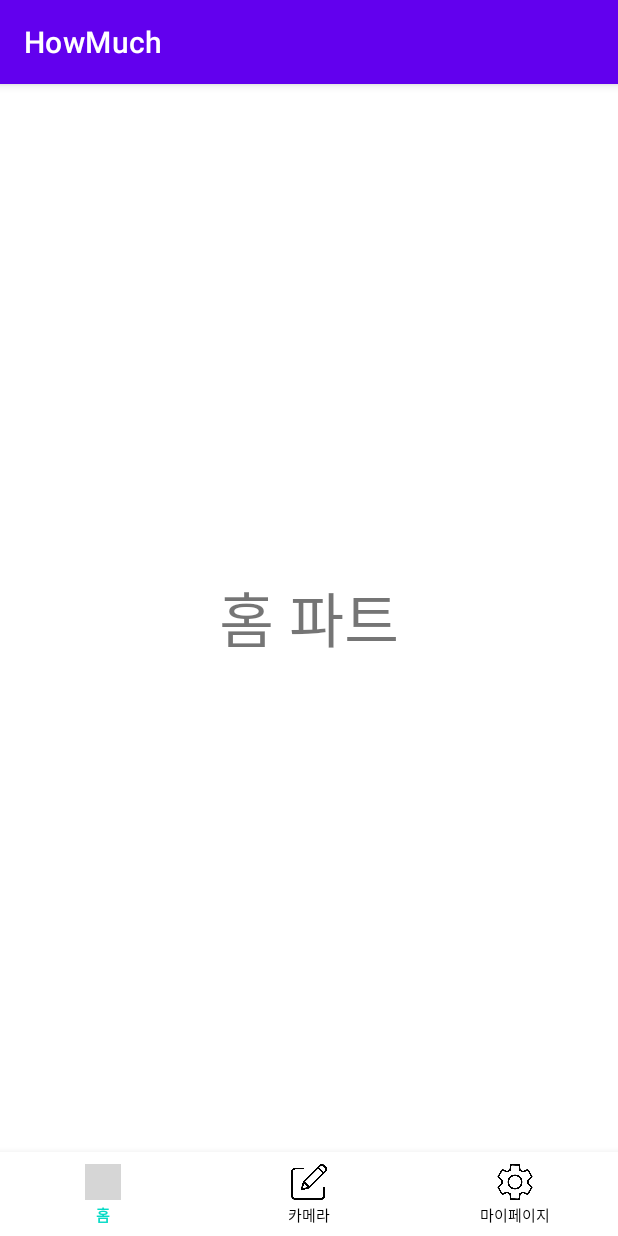
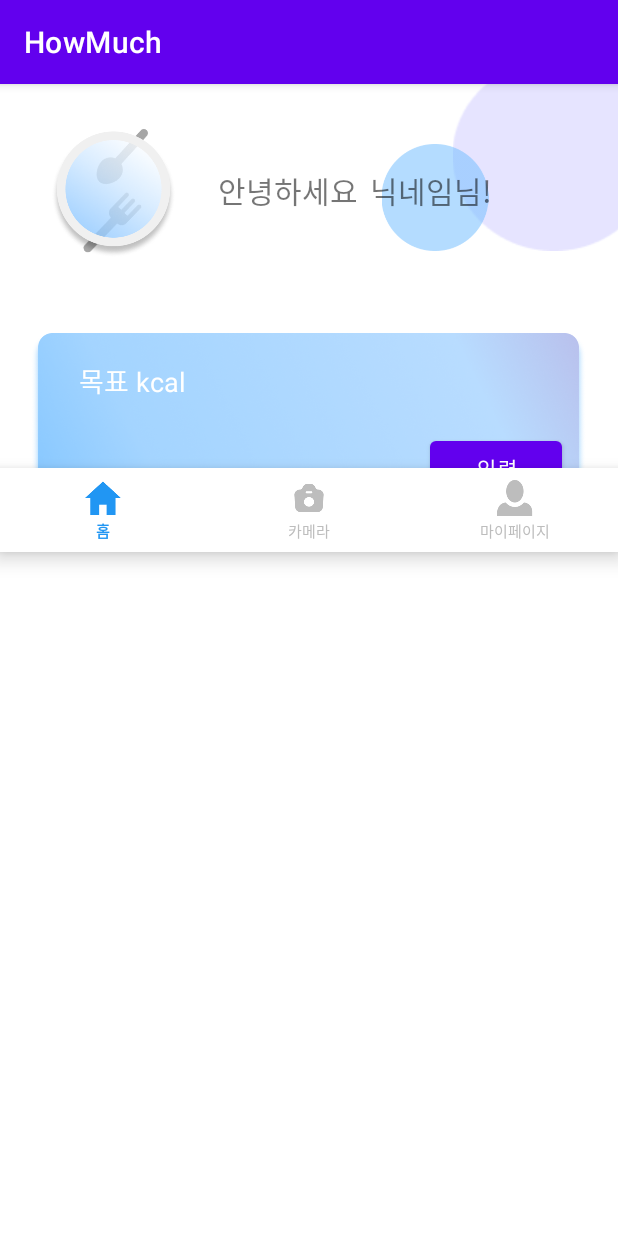
Before and after one commit to 0dahye0/HowMuch, an Android app: the fragment HomeFragment_Main placed in its activity, on a phone screen of 412 x 824 dp. Run offline under Robolectric (Android 15) with nearby library versions, the phone set to English and light mode, and no system bars; 1 statement that could not run was skipped; grey boxes are pictures that could not be loaded.

Commit message:
화면 구성 쫌쫌따리

```diff
--- a/app/src/main/res/drawable-v24/navigation_selected_color.xml
+++ b/app/src/main/res/drawable-v24/navigation_selected_color.xml
@@ -1,6 +1,6 @@
 <?xml version="1.0" encoding="utf-8"?>
 <selector xmlns:android="http://schemas.android.com/apk/res/android">
-    <item android:color="@color/teal_200" android:state_checked="true" />
-    <item android:color="@color/black" android:state_checked="false" />
+    <item android:color="#2196F3" android:state_checked="true" />
+    <item android:color="#BDBDBD" android:state_checked="false" />
 
 </selector>
--- a/app/src/main/res/layout/activity_main.xml
+++ b/app/src/main/res/layout/activity_main.xml
@@ -21,14 +21,14 @@
         android:id="@+id/main_bnv"
         android:layout_width="match_parent"
         android:layout_height="wrap_content"
-        app:layout_constraintStart_toStartOf="parent"
-        app:layout_constraintBottom_toBottomOf="parent"
-        app:menu="@menu/bottom_navigation_menu"
-        app:itemBackground="@color/white"
+        android:layout_marginBottom="456dp"
+        android:background="#FFFFFF"
+        app:itemIconTint="@drawable/navigation_selected_color"
         app:itemTextAppearanceActive="@style/Widget.BottomNavigationView"
         app:itemTextAppearanceInactive="@style/Widget.BottomNavigationView"
         app:itemTextColor="@drawable/navigation_selected_color"
-        app:itemIconTint="@drawable/navigation_selected_color"
-        />
+        app:layout_constraintBottom_toBottomOf="parent"
+        app:layout_constraintStart_toStartOf="parent"
+        app:menu="@menu/bottom_navigation_menu" />
 
 </androidx.constraintlayout.widget.ConstraintLayout>
--- a/app/src/main/res/layout/fragment_main_home.xml
+++ b/app/src/main/res/layout/fragment_main_home.xml
@@ -1,11 +1,98 @@
 <?xml version="1.0" encoding="utf-8"?>
 <androidx.constraintlayout.widget.ConstraintLayout xmlns:android="http://schemas.android.com/apk/res/android"
+    xmlns:app="http://schemas.android.com/apk/res-auto"
+    xmlns:tools="http://schemas.android.com/tools"
     android:layout_width="match_parent"
     android:layout_height="match_parent">
+
+    <ImageView
+        android:id="@+id/imageView3"
+        android:layout_width="99dp"
+        android:layout_height="94dp"
+        android:layout_marginTop="24dp"
+        app:layout_constraintEnd_toEndOf="parent"
+        app:layout_constraintHorizontal_bias="0.083"
+        app:layout_constraintStart_toStartOf="parent"
+        app:layout_constraintTop_toTopOf="parent"
+        app:srcCompat="@drawable/slogo" />
+
     <TextView
-        android:layout_width="match_parent"
-        android:layout_height="match_parent"
-        android:text="홈 파트"
-        android:gravity="center"
-        android:textSize="40dp"/>
+        android:id="@+id/Hi"
+        android:layout_width="wrap_content"
+        android:layout_height="wrap_content"
+        android:layout_marginTop="56dp"
+        android:text="안녕하세요"
+        android:textSize="20sp"
+        app:layout_constraintEnd_toStartOf="@+id/nickname"
+        app:layout_constraintHorizontal_bias="0.708"
+        app:layout_constraintStart_toEndOf="@+id/imageView3"
+        app:layout_constraintTop_toTopOf="parent" />
+
+    <ImageView
+        android:id="@+id/circle"
+        android:layout_width="wrap_content"
+        android:layout_height="wrap_content"
+        app:layout_constraintBottom_toBottomOf="@+id/circle2"
+        app:layout_constraintEnd_toEndOf="parent"
+        app:layout_constraintHorizontal_bias="0.519"
+        app:layout_constraintStart_toEndOf="@+id/nickname"
+        app:srcCompat="@drawable/cirpurple" />
+
+    <ImageView
+        android:id="@+id/circle2"
+        android:layout_width="84dp"
+        android:layout_height="71dp"
+        android:layout_marginStart="1dp"
+        android:layout_marginTop="40dp"
+        android:layout_marginEnd="80dp"
+        app:layout_constraintEnd_toEndOf="parent"
+        app:layout_constraintHorizontal_bias="0.0"
+        app:layout_constraintStart_toStartOf="@+id/nickname"
+        app:layout_constraintTop_toTopOf="parent"
+        app:srcCompat="@drawable/cirblue" />
+
+    <TextView
+        android:id="@+id/nickname"
+        android:layout_width="wrap_content"
+        android:layout_height="wrap_content"
+        android:layout_marginTop="56dp"
+        android:layout_marginEnd="84dp"
+        android:text="닉네임님!"
+        android:textSize="20sp"
+        app:layout_constraintEnd_toEndOf="parent"
+        app:layout_constraintTop_toTopOf="parent" />
+
+    <ImageView
+        android:id="@+id/box1"
+        android:layout_width="370dp"
+        android:layout_height="182dp"
+        android:layout_marginTop="164dp"
+        app:layout_constraintEnd_toEndOf="parent"
+        app:layout_constraintHorizontal_bias="0.487"
+        app:layout_constraintStart_toStartOf="parent"
+        app:layout_constraintTop_toTopOf="parent"
+        app:srcCompat="@drawable/rectangle6" />
+
+    <TextView
+        android:id="@+id/textView3"
+        android:layout_width="wrap_content"
+        android:layout_height="wrap_content"
+        android:layout_marginStart="32dp"
+        android:layout_marginTop="20dp"
+        android:text="목표 kcal"
+        android:textColor="#FFFFFF"
+        android:textSize="18sp"
+        app:layout_constraintStart_toStartOf="@+id/box1"
+        app:layout_constraintTop_toTopOf="@+id/box1" />
+
+    <Button
+        android:id="@+id/button"
+        android:layout_width="wrap_content"
+        android:layout_height="wrap_content"
+        android:layout_marginTop="68dp"
+        android:layout_marginEnd="16dp"
+        android:text="입력"
+        app:layout_constraintEnd_toEndOf="@+id/box1"
+        app:layout_constraintTop_toTopOf="@+id/box1" />
+
 </androidx.constraintlayout.widget.ConstraintLayout>
--- a/app/src/main/res/menu/bottom_navigation_menu.xml
+++ b/app/src/main/res/menu/bottom_navigation_menu.xml
@@ -4,18 +4,18 @@
         android:id="@+id/page_home"
         android:enabled="true"
         android:title="홈"
-        android:icon="@drawable/plant"
+        android:icon="@drawable/home"
         />
 
     <item
         android:id="@+id/page_camera"
         android:enabled="true"
         android:title="카메라"
-        android:icon="@drawable/diary"/>
+        android:icon="@drawable/camera"/>
 
     <item
         android:id="@+id/page_mypage"
         android:enabled="true"
         android:title="마이페이지"
-        android:icon="@drawable/settings"/>
+        android:icon="@drawable/person"/>
 </menu>
--- a/app/src/main/res/values/themes.xml
+++ b/app/src/main/res/values/themes.xml
@@ -18,4 +18,6 @@
         <item name="fontFamily">@font/font_regular</item>
         <item name="android:textSize">10sp</item>
     </style>
+
+
 </resources>
```
Also changed, not shown: app/src/main/res/layout/activity_login.xml (+19 -43 lines), app/src/main/res/layout/activity_signup.xml (+34 -36 lines), app/src/main/res/drawable-v24/rectangle6.png (added), app/src/main/res/drawable/camera.png (added), app/src/main/res/drawable/home.png (added), app/src/main/res/drawable/person.png (added), app/src/main/res/drawable/rect2.png (added), app/src/main/res/drawable/slogo.png (added).
